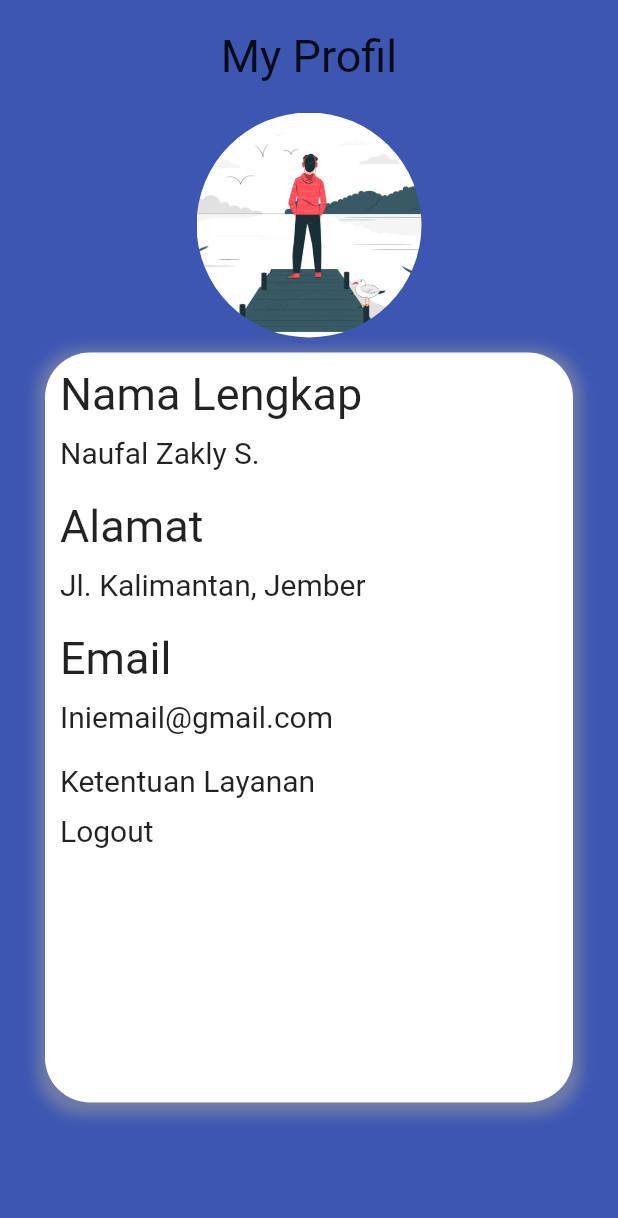
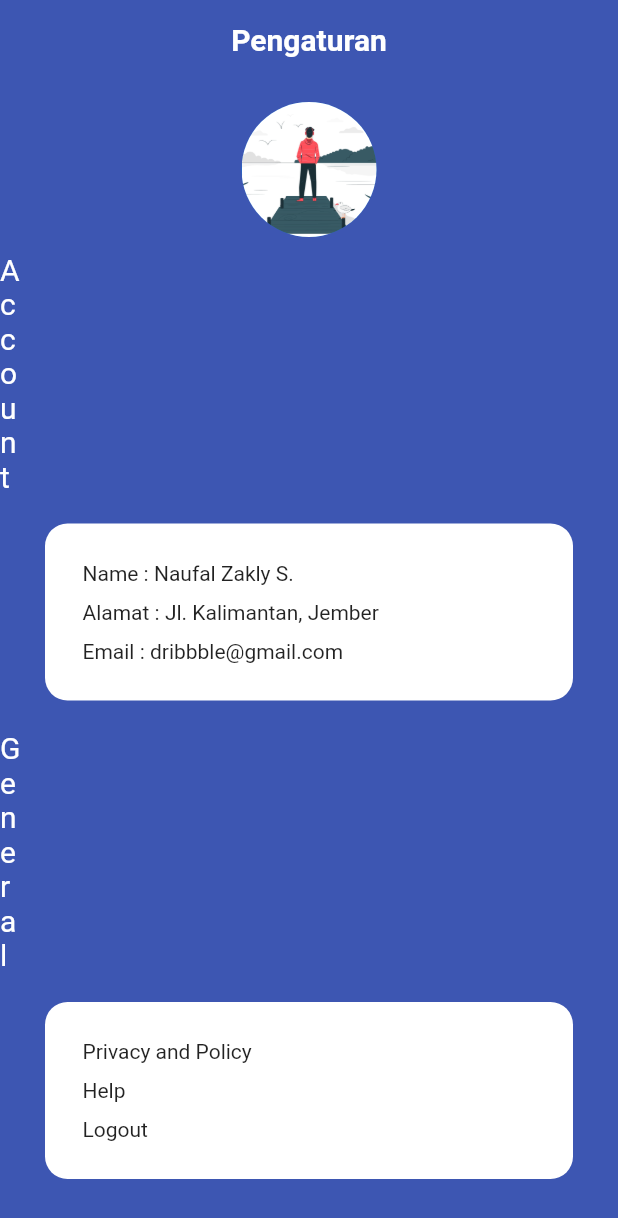
Before and after one commit to riyansetiyadi/UAS_Pemrograman_Berbasis_Mobile, a Flutter app: the ProfilScreen screen opened directly, on a phone screen of 412 x 824 dp. Shown: the top 1218 px of the screen. Run offline on Flutter 3.47's test engine with Material 2 defaults, Android fonts, the phone set to English and light mode, and no system bars; our stand-ins replace flutter_login; missing offline and left inert: dart:html.

Commit message:
Update profil.dart

```diff
--- a/nuansa/lib/profil.dart
+++ b/nuansa/lib/profil.dart
@@ -11,112 +11,106 @@
   Widget build(BuildContext context) {
     return Scaffold(
       body: SingleChildScrollView(
+
         child: Container(
-        padding: EdgeInsets.all(20.0),
           child: Column(
-            children: <Widget>[
+            children: [
+            SizedBox(height: 15,),
             Text(
-                "My Profil",
+              "Pengaturan",
               style: TextStyle(
-                  fontSize: 30,
+                fontSize: 20,
+                fontWeight: FontWeight.bold,
+                color: Colors.white
               ),
             ),
+            SizedBox(height: 30,),
             SizedBox(
-                height: 20,
+              height: 90,
+              width: 90,
+              child: Stack(
+                fit: StackFit.expand,
+                children: [
+                  CircleAvatar(
+                    backgroundImage: AssetImage("assets/images/home_bg.jpg"),
                   ),
-              ClipRRect(
-                borderRadius: BorderRadius.circular(80.0),
-                child: Image.asset(
-                  'assets/images/home_bg.jpg',
-                  width: 150.0,
-                  height: 150.0,
-                  fit: BoxFit.cover,
+                ],
               ),
             ),
+            SizedBox(height: 10,),
+
           Container(
-                width: double.infinity,
+            margin: EdgeInsets.only(right: 500),
+            child: Column(
+              children: [
+                Text("Account",
+                style: TextStyle(
+                  color:Colors.white,
+                  fontSize: 20 ),)
+              ],
+            ),
+          ),
+
+            Padding(
+              padding:const EdgeInsets.symmetric(vertical: 10, horizontal: 20),
+              child: Container(
+                width:double.infinity ,
                 margin: EdgeInsets.all(10),
-                padding: EdgeInsets.all(10),
-                height: 500,
+                padding: EdgeInsets.all(25),
                 decoration: BoxDecoration(
                   color: Colors.white,
-                  borderRadius: BorderRadius.circular(30),
-                  boxShadow: [
-                    BoxShadow(
-                      color: Colors.grey.withOpacity(0.5),
-                      spreadRadius: 5,
-                      blurRadius: 7,
-                      offset: Offset(0, 3))
+                  borderRadius:BorderRadius.circular(15),
 
-                  ],
                 ),
                 child: Column(
                   crossAxisAlignment: CrossAxisAlignment.start,
                   mainAxisAlignment: MainAxisAlignment.start,
                   children: [
                     Text(
-                "Nama Lengkap",
-                style: TextStyle(
-                  fontSize: 30,
+                      "Name : Naufal Zakly S."),
+                    SizedBox(height: 10,),
+                    Text("Alamat : Jl. Kalimantan, Jember"),
+                    SizedBox(height: 10,),
+                    Text("Email : dribbble@gmail.com")
+                  ],
+                ),
+
               ),
             ),
-              SizedBox(
-                height: 10,),
-              Text(
-                "Naufal Zakly S.",
+          Container(
+            margin: EdgeInsets.only(right: 500),
+            child: Column(
+              children: [
+                Text("General",
                 style: TextStyle(
-                    fontSize: 20
+                  color:Colors.white,
+                  fontSize: 20 ),),
+              ],
+
             ),
           ),
-              SizedBox(
-                height: 20,),
-              Text(
-                "Alamat",
-                  style: TextStyle(
-                    fontSize: 30
+          Padding(
+            padding:const EdgeInsets.symmetric(vertical: 10, horizontal: 20),
+            child: Container(
+              width: double.infinity,
+              margin: EdgeInsets.all(10),
+              padding: EdgeInsets.all(25),
+              decoration: BoxDecoration(
+                color: Colors.white,
+                borderRadius:BorderRadius.circular(15),
+              ),
+              child: Column(
+                crossAxisAlignment: CrossAxisAlignment.start,
+                children: [
+                  Text("Privacy and Policy"),
+                  SizedBox(height: 10,),
+                  Text("Help"),
+                  SizedBox(height: 10,),
+                  Text("Logout")
+              ],),
             ),
           ),
-              SizedBox(
-                height: 10,),
-              Text(
-                "Jl. Kalimantan, Jember",
-                style: TextStyle(
-                  fontSize: 20
-                ),
-              ),
-              SizedBox(
-                height: 20,),
-              Text(
-                "Email",
-                  style: TextStyle(
-                    fontSize: 30
-                  ),
-                ),
-              SizedBox(
-                height: 10,),
-              Text(
-                "Iniemail@gmail.com",
-                style: TextStyle(
-                  fontSize: 20
-                ),
-              ),
-              SizedBox(height: 20,),
-              Text(
-                "Ketentuan Layanan",
-                style: TextStyle(
-                  fontSize: 20
-                ),
-              ),
-              SizedBox(height: 10,),
-              Text(
-                "Logout",
-                style: TextStyle(
-                  fontSize: 20
-                ),
-              ),
-            ],
-          ),
-        ),
+
             ]),
     )));
   }
```
Lines whose indentation alone changed are shown as unchanged.
